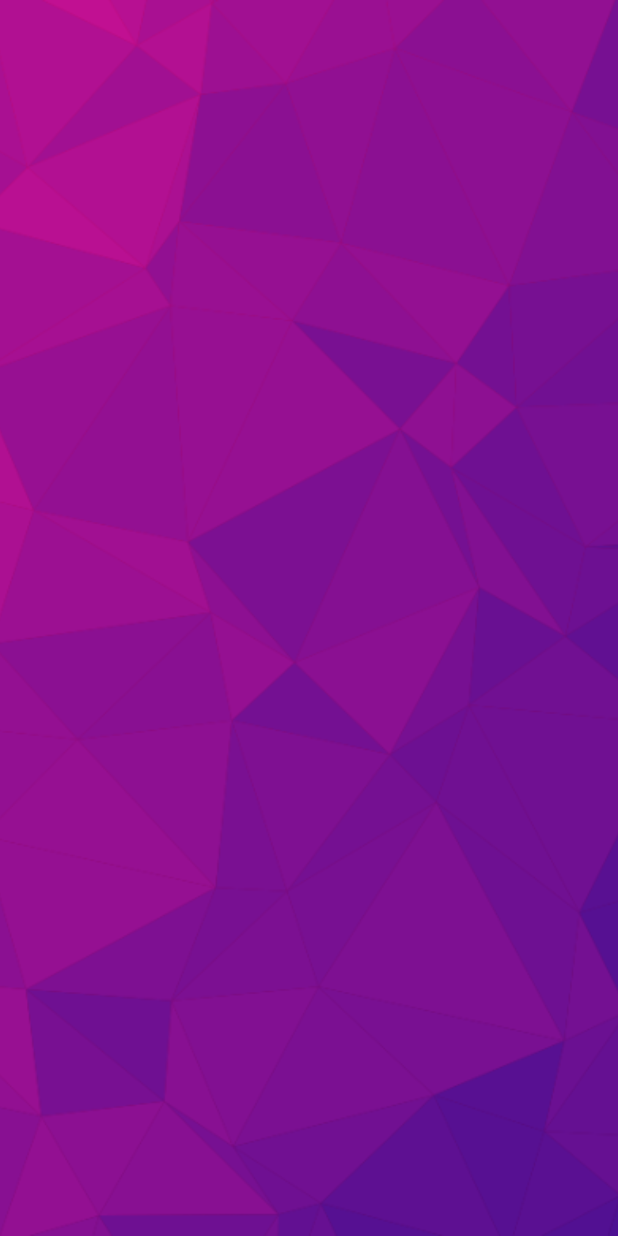
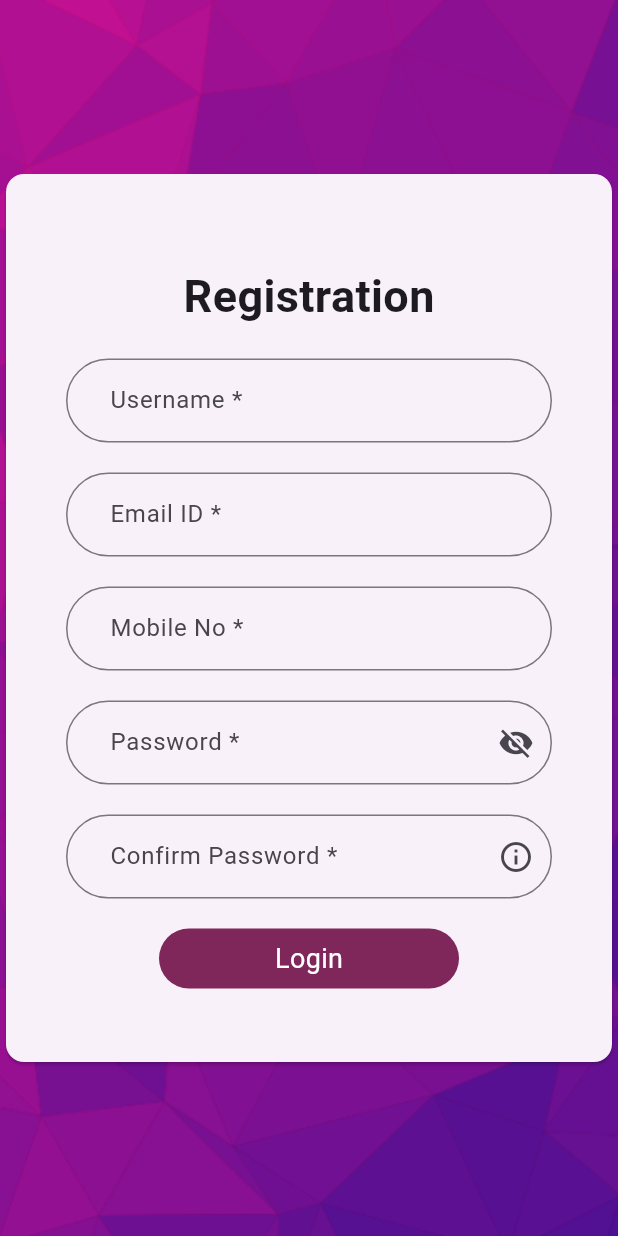
Before and after one commit to Rushi-shinde/Jio_projects, a Flutter app: the screen it shows after launch, on a phone screen of 412 x 824 dp. Run offline on Flutter 3.47's test engine with Material 2 defaults, Android fonts, the phone set to English and light mode, and no system bars.

Commit message:
05/10/2023 changes2

```diff
--- a/lib/main.dart
+++ b/lib/main.dart
@@ -2,7 +2,7 @@ import 'package:jio_project/pages/home.dart';
 import 'package:jio_project/pages/login.dart';
 import 'package:flutter/material.dart';
 import 'package:jio_project/pages/registration.dart';
-import 'package:jio_project/pages/tp.dart';
+//import 'package:jio_project/pages/tp.dart';
 import 'package:jio_project/utils/routes.dart';
 
 void main() {
@@ -21,10 +21,10 @@ class MyApp extends StatelessWidget {
         colorScheme: ColorScheme.fromSeed(seedColor: Colors.deepPurple),
         useMaterial3: true,
       ),
-      home: const RegistrationPage(),
+      home: RegistrationPage(),
       routes: {
         MyRoutes.homeRoute: (context) => const HomePage(),
-        MyRoutes.loginRoute: (context) => const LoginPage(),
+        //MyRoutes.loginRoute: (context) => const LoginPage(),
       },
     );
   }
--- a/lib/pages/registration.dart
+++ b/lib/pages/registration.dart
@@ -41,26 +41,34 @@ class _RegistrationPageState extends State<RegistrationPage> {
             fit: BoxFit.cover,
           ),
         ),
-        padding: const EdgeInsets.symmetric(
-          horizontal: 400,
-        ),
-        child: Container(
-          padding: hpadding,
         child: Center(
+          child: SizedBox(
+            width: 500.0,
+            height: 600.0,
             child: Card(
               child: Padding(
                 padding: const EdgeInsets.all(40.0),
+                child: Scrollbar(
+                  trackVisibility : false,
                   child: SingleChildScrollView(
                     child: Form(
                       key: _formKey,
                       child: Column(
                         crossAxisAlignment: CrossAxisAlignment.stretch,
                         children: <Widget>[
+                          const Padding(
+                            padding: EdgeInsets.all(20.0),
+                            child: Center(child: Text("Registration", style: TextStyle(fontSize: 30,fontWeight: FontWeight.bold,),)),
+                          ),
                           TextFormField(
                             controller: _agencyNameController,
-                          decoration: const InputDecoration(
-                            labelText: 'Username *',
-                            border: OutlineInputBorder(),
+                            decoration: InputDecoration(
+                              hintText: "   Enter Username",
+                              labelText: '   Username *',
+                              border: OutlineInputBorder(
+                                borderRadius: BorderRadius.circular(30.0),
+                                borderSide: const BorderSide(color: Color(0xFF7F265B)),
+                              ),
                             ),
                             validator: (value) {
                               if (value!.isEmpty) {
@@ -73,9 +81,13 @@ class _RegistrationPageState extends State<RegistrationPage> {
                           const SizedBox(height: 20),
                           TextFormField(
                             controller: _emailController,
-                          decoration: const InputDecoration(
-                            labelText: 'Email ID *',
-                            border: OutlineInputBorder(),
+                            decoration: InputDecoration(
+                              hintText: "   Enter Email",
+                              labelText: '   Email ID *',
+                              border: OutlineInputBorder(
+                                borderRadius: BorderRadius.circular(30.0),
+                                borderSide: const BorderSide(color: Color(0xFF7F265B)),
+                              ),
                             ),
                             validator: (value) {
                               if (value!.isEmpty) {
@@ -95,9 +107,13 @@ class _RegistrationPageState extends State<RegistrationPage> {
                               FilteringTextInputFormatter.digitsOnly,
                             ],
                             keyboardType: TextInputType.phone,
-                          decoration: const InputDecoration(
-                            labelText: 'Mobile No *',
-                            border: OutlineInputBorder(),
+                            decoration: InputDecoration(
+                              hintText: "   Enter Mobile no",
+                              labelText: '   Mobile No *',
+                              border: OutlineInputBorder(
+                                borderRadius: BorderRadius.circular(30.0),
+                                borderSide: const BorderSide(color: Color(0xFF7F265B)),
+                              ),
                             ),
                             validator: (value) {
                               if (value!.isEmpty) {
@@ -114,8 +130,12 @@ class _RegistrationPageState extends State<RegistrationPage> {
                             controller: _passwordController,
                             obscureText: !_showPassword,
                             decoration: InputDecoration(
-                            labelText: 'Password *',
-                            border: const OutlineInputBorder(),
+                              hintText: "   Enter Password",
+                              labelText: '   Password *',
+                              border: OutlineInputBorder(
+                                borderRadius: BorderRadius.circular(30.0),
+                                borderSide: const BorderSide(color: Color(0xFF7F265B)),
+                              ),
                               suffixIcon: IconButton(
                                 icon: Icon(_showPassword ? Icons.visibility : Icons.visibility_off),
                                 onPressed: () {
@@ -148,8 +168,12 @@ class _RegistrationPageState extends State<RegistrationPage> {
                                   controller: _confirmPasswordController,
                                   obscureText: true,
                                   decoration: InputDecoration(
-                                  labelText: 'Confirm Password *',
-                                  border: const OutlineInputBorder(),
+                                    labelText: '   Confirm Password *',
+                                    hintText: "   Enter Confirm Password",
+                                    border: OutlineInputBorder(
+                                      borderRadius: BorderRadius.circular(30.0),
+                                      borderSide: const BorderSide(color: Color(0xFF7F265B)),
+                                    ),
                                     suffixIcon: IconButton(
                                       icon: const Icon(Icons.info_outline),
                                       onPressed: () {
@@ -171,17 +195,29 @@ class _RegistrationPageState extends State<RegistrationPage> {
                             ],
                           ),
                           const SizedBox(height: 20),
-                        ElevatedButton(
-                          onPressed: () {
+                          Center(
+                            child: InkWell(
+                              onTap:(){
                                 if (_formKey.currentState!.validate()) {
                                   // Registration logic here
                                   // If validation passes, perform the registration
                                   // You can add code here to save the registration data
                                 }
                               },
-                          child: const Text('Register'),
+                              child: Container(
+                                width: 200.0,
+                                height: 40.0,
+                                decoration: BoxDecoration(
+                                  color: const Color(0xFF7F265B), // Set the background color
+                                  borderRadius: BorderRadius.circular(40.0), // Apply rounded corners
+                                ),
+
+                                child:const Center(child: Text("Login",style: TextStyle(fontSize: 18.00, color: Colors.white),)),
+                              ),
+                            ),
                           ),
                         ],
+                      ),
                     ),
                   ),
                 ),
```
Also changed, not shown: lib/pages/tp.dart (+112 -113 lines). Lines whose indentation alone changed are shown as unchanged.
